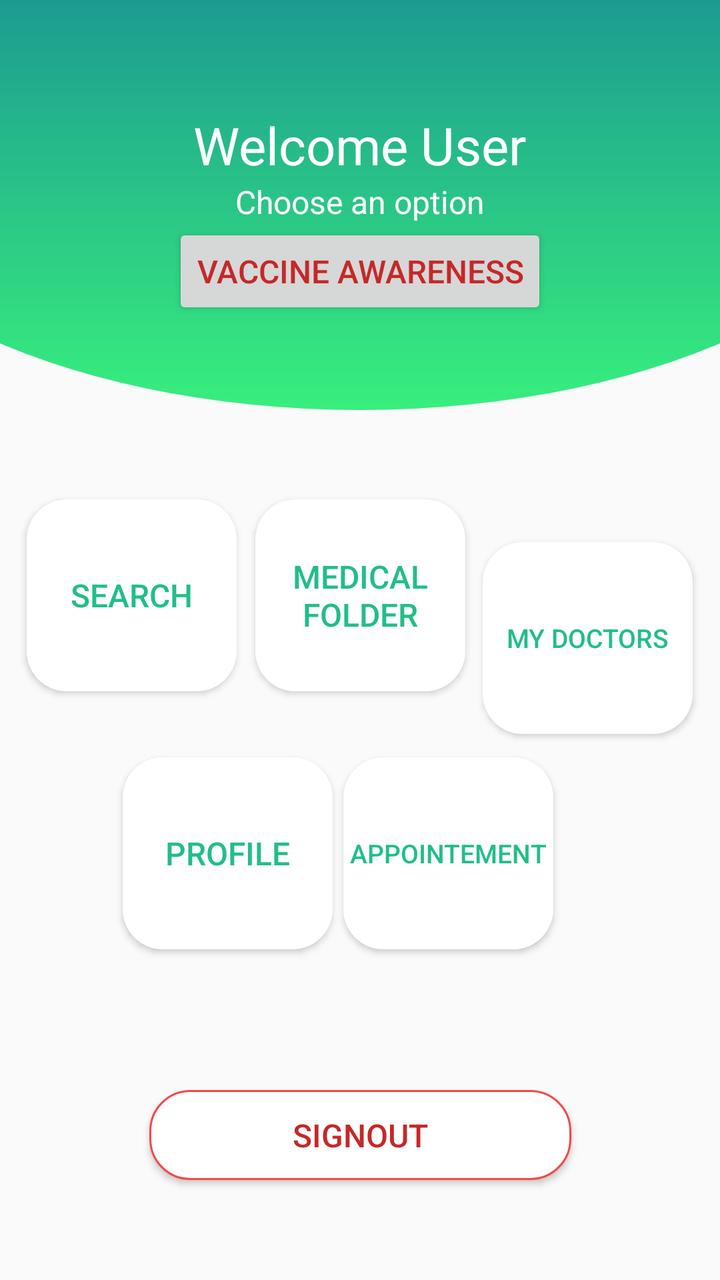
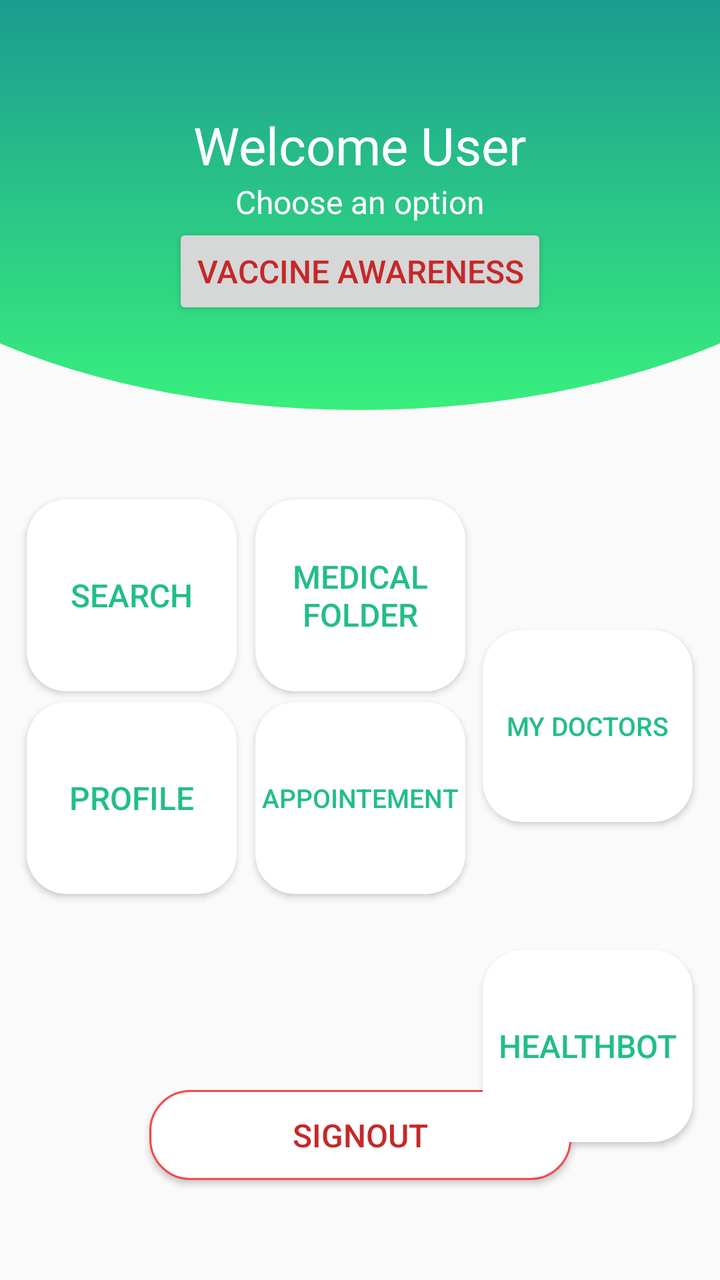

The first picture is an Android layout as it rendered before a commit; the second is the same layout after the commit. The layout source and the unified diff follow.
<!-- AndroidManifest.xml: application theme Theme.AppCompat.Light.NoActionBar -->
<!-- res/layout/activity_home.xml -->
<?xml version="1.0" encoding="utf-8"?>
<androidx.constraintlayout.widget.ConstraintLayout xmlns:android="http://schemas.android.com/apk/res/android"
    xmlns:app="http://schemas.android.com/apk/res-auto"
    xmlns:tools="http://schemas.android.com/tools"
    android:layout_width="match_parent"
    android:layout_height="match_parent"
    tools:context=".HomeActivity">


    <Button
        android:id="@+id/signOutBtn"
        android:layout_width="211dp"
        android:layout_height="45dp"
        android:background="@drawable/button_danger"
        android:text="SignOut"
        android:textColor="#C62828"
        android:textSize="16sp"
        app:layout_constraintBottom_toBottomOf="parent"
        app:layout_constraintEnd_toEndOf="parent"
        app:layout_constraintStart_toStartOf="parent"
        app:layout_constraintTop_toTopOf="parent"
        app:layout_constraintVertical_bias="0.916" />


    <LinearLayout
        android:id="@+id/view"
        android:layout_width="0dp"
        android:layout_height="215dp"
        android:background="@drawable/rectangle_round"
        android:elevation="6dp"
        android:gravity="center"
        android:orientation="vertical"
        app:layout_constraintEnd_toEndOf="parent"
        app:layout_constraintStart_toStartOf="parent"
        app:layout_constraintTop_toTopOf="parent">

        <TextView
            android:layout_width="wrap_content"
            android:layout_height="wrap_content"
            android:text="Welcome User"
            android:textColor="#ffffff"
            android:textSize="26sp" />

        <TextView
            android:layout_width="wrap_content"
            android:layout_height="wrap_content"
            android:text="Choose an option"
            android:textColor="#ffffff"
            android:textSize="16sp" />

        <Button
            android:id="@+id/vaccaware"
            android:layout_width="wrap_content"
            android:layout_height="wrap_content"
            android:text="Vaccine Awareness"
            android:textColor="#C62828"
            android:textSize="16sp"

            />
    </LinearLayout>

    <Button
        android:id="@+id/btnRequst"
        android:layout_width="105dp"
        android:layout_height="96dp"
        android:layout_marginTop="81dp"
        android:layout_marginBottom="237dp"
        android:background="@drawable/button_home"
        android:text="Medical Folder"
        android:textColor="#22BE87"
        android:textSize="16sp"
        app:layout_constraintBottom_toTopOf="@+id/signOutBtn"
        app:layout_constraintEnd_toEndOf="parent"
        app:layout_constraintStart_toStartOf="parent"
        app:layout_constraintTop_toBottomOf="@+id/view"
        app:layout_constraintVertical_bias="0.552" />

    <Button
        android:id="@+id/myDoctors"
        android:layout_width="105dp"
        android:layout_height="96dp"
        android:layout_marginTop="56dp"
        android:background="@drawable/button_home"
        android:text="My Doctors"
        android:textColor="#22BE87"
        android:textSize="13sp"
        app:layout_constraintEnd_toEndOf="parent"
        app:layout_constraintHorizontal_bias="0.947"
        app:layout_constraintStart_toStartOf="parent"
        app:layout_constraintTop_toBottomOf="@+id/view" />

    <Button
        android:id="@+id/appointement2"
        android:layout_width="105dp"
        android:layout_height="96dp"
        android:layout_marginTop="220dp"
        android:layout_marginBottom="98dp"
        android:background="@drawable/button_home"
        android:text="Appointement"
        android:textColor="#22BE87"
        android:textSize="13sp"
        app:layout_constraintBottom_toTopOf="@+id/signOutBtn"
        app:layout_constraintEnd_toEndOf="parent"
        app:layout_constraintHorizontal_bias="0.673"
        app:layout_constraintStart_toStartOf="parent"
        app:layout_constraintTop_toBottomOf="@+id/view"
        app:layout_constraintVertical_bias="0.671" />

    <Button
        android:id="@+id/profile"
        android:layout_width="105dp"
        android:layout_height="96dp"
        android:layout_marginTop="220dp"
        android:layout_marginBottom="98dp"
        android:background="@drawable/button_home"
        android:text="Profile"
        android:textColor="#22BE87"
        android:textSize="16sp"
        app:layout_constraintBottom_toTopOf="@+id/signOutBtn"
        app:layout_constraintEnd_toEndOf="parent"
        app:layout_constraintHorizontal_bias="0.241"
        app:layout_constraintStart_toStartOf="parent"
        app:layout_constraintTop_toBottomOf="@+id/view"
        app:layout_constraintVertical_bias="0.671" />

    <Button
        android:id="@+id/searchBtn"
        android:layout_width="105dp"
        android:layout_height="96dp"
        android:layout_marginTop="81dp"
        android:layout_marginBottom="237dp"
        android:background="@drawable/button_home"
        android:text="Search"
        android:textColor="#22BE87"
        android:textSize="16sp"
        app:layout_constraintBottom_toTopOf="@+id/signOutBtn"
        app:layout_constraintEnd_toEndOf="parent"
        app:layout_constraintHorizontal_bias="0.052"
        app:layout_constraintStart_toStartOf="parent"
        app:layout_constraintTop_toBottomOf="@+id/view"
        app:layout_constraintVertical_bias="0.552" />


</androidx.constraintlayout.widget.ConstraintLayout>
<!-- resources referenced by this layout -->
<resources>
  <!-- drawable button_danger (drawable) -->
  <?xml version="1.0" encoding="utf-8"?>
  <shape xmlns:android="http://schemas.android.com/apk/res/android"
      android:shape="rectangle" android:padding="10dp">
      <solid android:color="#FFFFFF"/>
      <corners android:radius="20dp"/>
      <stroke
          android:width="1dp"
          android:color="#f64747"/>
  </shape>
  <!-- drawable button_home (drawable) -->
  <?xml version="1.0" encoding="utf-8"?>
  <shape xmlns:android="http://schemas.android.com/apk/res/android"
      android:shape="rectangle" android:padding="10dp">
      <solid android:color="#FFFFFF"/>
      <corners android:radius="20dp"/>
  </shape>
  <!-- drawable rectangle_round (drawable) -->
  <?xml version="1.0" encoding="utf-8"?>
  <layer-list xmlns:android="http://schemas.android.com/apk/res/android">
      <item>
          <shape android:shape="rectangle" />
      </item>
      <item
          android:bottom="10dp"
          android:left="-100dp"
          android:right="-100dp"
          android:top="-80dp">
          <shape android:shape="oval">
              <gradient
                  android:angle="90"
                  android:startColor="#38EF7D"
                  android:endColor="#117B99"
                  android:type="linear" />
          </shape>
      </item>
  </layer-list>
</resources>

<!-- the commit's change to res/layout/activity_home.xml (unified diff, before → after) -->
@@ -79,7 +79,7 @@
         android:id="@+id/myDoctors"
         android:layout_width="105dp"
         android:layout_height="96dp"
-        android:layout_marginTop="56dp"
+        android:layout_marginTop="100dp"
         android:background="@drawable/button_home"
         android:text="My Doctors"
         android:textColor="#22BE87"
@@ -101,10 +101,9 @@
         android:textSize="13sp"
         app:layout_constraintBottom_toTopOf="@+id/signOutBtn"
         app:layout_constraintEnd_toEndOf="parent"
-        app:layout_constraintHorizontal_bias="0.673"
         app:layout_constraintStart_toStartOf="parent"
         app:layout_constraintTop_toBottomOf="@+id/view"
-        app:layout_constraintVertical_bias="0.671" />
+        app:layout_constraintVertical_bias="1.0" />
 
     <Button
         android:id="@+id/profile"
@@ -118,10 +117,10 @@
         android:textSize="16sp"
         app:layout_constraintBottom_toTopOf="@+id/signOutBtn"
         app:layout_constraintEnd_toEndOf="parent"
-        app:layout_constraintHorizontal_bias="0.241"
+        app:layout_constraintHorizontal_bias="0.052"
         app:layout_constraintStart_toStartOf="parent"
         app:layout_constraintTop_toBottomOf="@+id/view"
-        app:layout_constraintVertical_bias="0.671" />
+        app:layout_constraintVertical_bias="1.0" />
 
     <Button
         android:id="@+id/searchBtn"
@@ -140,5 +139,18 @@
         app:layout_constraintTop_toBottomOf="@+id/view"
         app:layout_constraintVertical_bias="0.552" />
 
+    <Button
+        android:id="@+id/chatbotBtn"
+        android:layout_width="105dp"
+        android:layout_height="96dp"
+        android:layout_marginTop="64dp"
+        android:background="@drawable/button_home"
+        android:text="HealthBot"
+        android:textColor="#22BE87"
+        android:textSize="16sp"
+        app:layout_constraintEnd_toEndOf="parent"
+        app:layout_constraintHorizontal_bias="0.947"
+        app:layout_constraintStart_toStartOf="parent"
+        app:layout_constraintTop_toBottomOf="@+id/myDoctors" />
 
 </androidx.constraintlayout.widget.ConstraintLayout>
